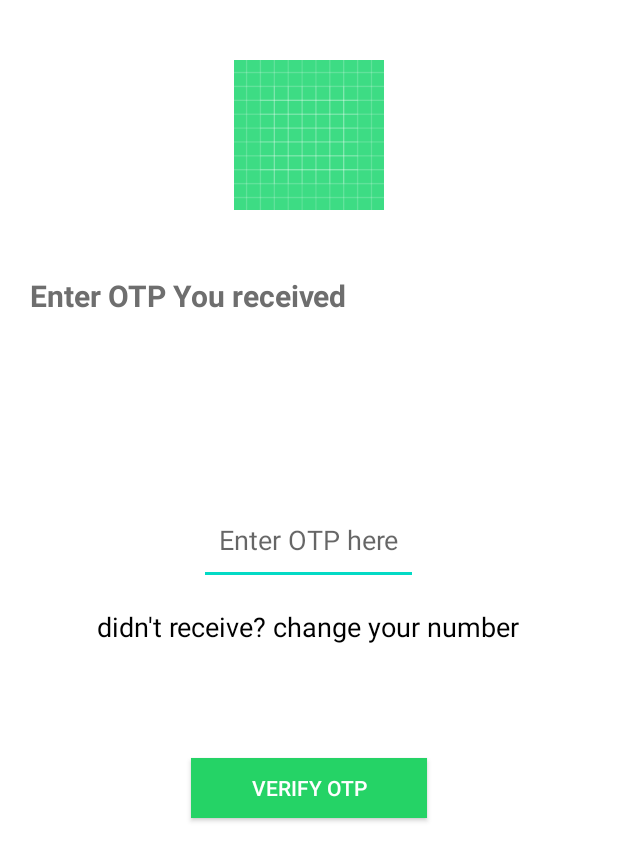
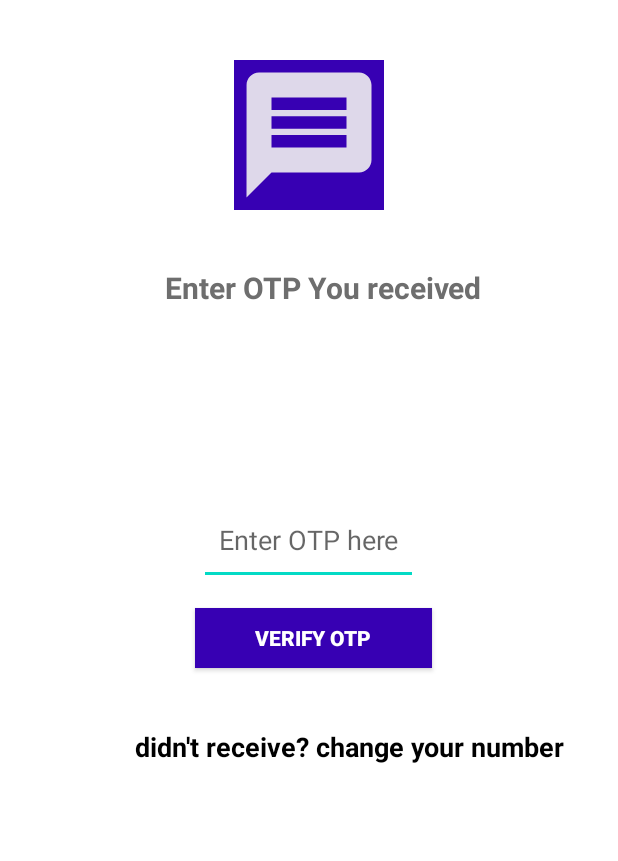
Before and after one commit to UwAngelique/MyChatApp, an Android app: the otpAuthentication screen opened directly, with no data from a screen before it, on a phone screen of 412 x 824 dp. Shown: the top 861 px of the screen. Run offline under Robolectric (Android 15) with nearby library versions, the phone set to English and light mode, and no system bars; our stand-ins replace Firebase (no records; nobody signed in at launch, a user with empty details on screens opened directly).

Commit message:
the all changes

```diff
--- a/src/main/res/layout/activity_otp_authentication.xml
+++ b/src/main/res/layout/activity_otp_authentication.xml
@@ -6,24 +6,23 @@
     android:layout_height="match_parent"
     android:background="@color/white"
     tools:context=".otpAuthentication">
-
     <ImageView
+        android:id="@+id/logo"
         android:layout_width="100dp"
         android:layout_height="100dp"
-        android:src="@drawable/ic_launcher_background"
         android:layout_centerHorizontal="true"
         android:layout_marginTop="40dp"
-        android:id="@+id/logo"
-        tools:ignore="ContentDescription,MissingPrefix">
-    </ImageView>
-
+        android:src="@drawable/ic_message_24"
+        android:background="@color/purple_700"
+        tools:ignore="ContentDescription,MissingPrefix"></ImageView>
 
     <TextView
         android:id="@+id/textheading"
         android:layout_width="wrap_content"
         android:layout_height="match_parent"
         android:layout_below="@+id/logo"
-        android:layout_marginTop="23dp"
+        android:layout_marginLeft="90dp"
+        android:layout_marginTop="18dp"
         android:padding="20dp"
         android:text="Enter OTP You received"
         android:textAlignment="center"
@@ -47,37 +46,36 @@
         android:inputType="number"
         android:textAlignment="center"
         android:textColor="@color/black">
-
-    </EditText>
-
-    <TextView
-        android:id="@+id/changenumber"
-        android:layout_width="wrap_content"
-        android:layout_height="wrap_content"
-        android:layout_below="@+id/getotp"
-        android:layout_centerHorizontal="true"
-        android:layout_marginTop="15dp"
-        android:layout_marginBottom="25dp"
-        android:text="didn't receive? change your number"
-        android:textColor="@color/black"
-        android:textSize="18sp">
- </TextView>
+ </EditText>
 
     <android.widget.Button
         android:id="@+id/verifyotp"
         android:layout_width="wrap_content"
         android:layout_height="40dp"
         android:layout_below="@+id/changenumber"
-        android:layout_centerHorizontal="true"
-        android:layout_marginTop="50dp"
-        android:background="#25d366"
+        android:textStyle="bold"
+        android:layout_marginTop="-130dp"
+        android:layout_marginBottom="800dp"
+        android:background="@color/purple_700"
         android:paddingLeft="40dp"
         android:paddingRight="40dp"
         android:text="Verify otp"
+        android:layout_marginLeft="130dp"
         android:textColor="@color/white">
-
-    </android.widget.Button>
-    <ProgressBar
+  </android.widget.Button>
+ <TextView
+        android:id="@+id/changenumber"
+        android:layout_width="wrap_content"
+        android:layout_height="wrap_content"
+        android:layout_below="@+id/getotp"
+        android:layout_marginTop="95dp"
+        android:layout_marginBottom="25dp"
+        android:text="didn't receive? change your number"
+        android:textStyle="bold"
+        android:layout_marginLeft="90dp"
+        android:textColor="@color/black"
+        android:textSize="18sp"></TextView>
+  <ProgressBar
         android:layout_width="wrap_content"
         android:layout_height="wrap_content"
         android:layout_centerHorizontal="true"
@@ -85,8 +83,7 @@
         android:id="@+id/progressbarofotpauth"
         android:visibility="invisible"
         android:layout_marginTop="30dp">
-
-    </ProgressBar>
+  </ProgressBar>
 
 
 
```
Also changed, not shown: src/main/res/layout/activity_main.xml (+14 -14 lines), src/main/res/layout/activity_setprofile.xml (+4 -5 lines), src/main/res/layout/activity_splashscreen.xml (+10 -20 lines).
